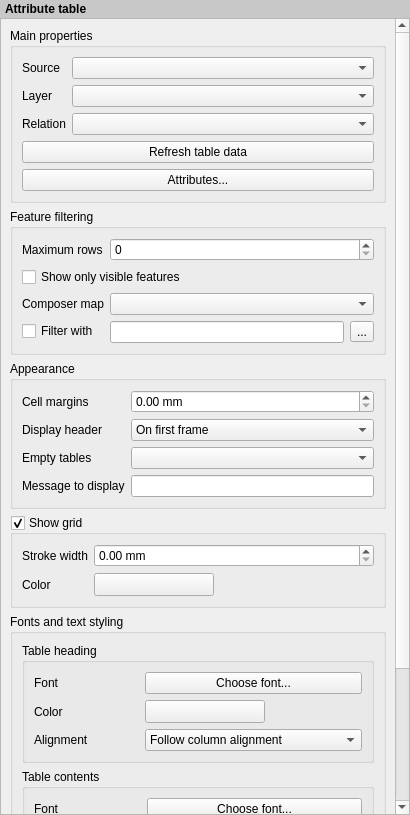
Before: the Qt Designer form src/ui/qgscomposerattributetablewidgetbase.ui in carsmie/QGIS, drawn with Qt 5.
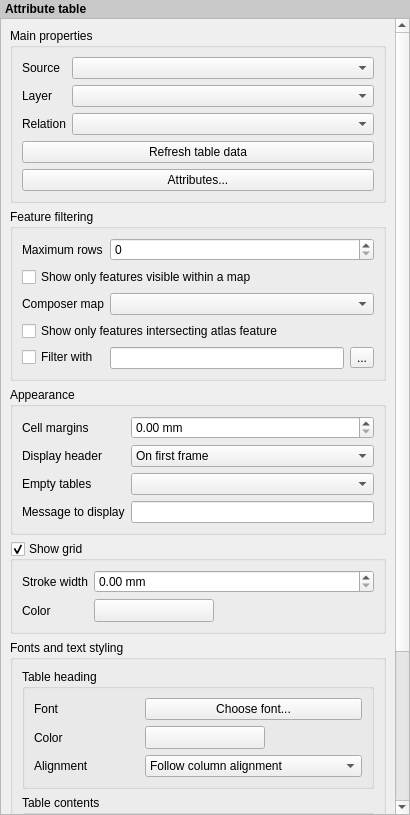
After: the same form once the commit is applied. Icons and pictures are not drawn. Custom widgets are drawn as their Qt base class.

Commit message: [FEATURE][composer] Add a checkbox to filter attribute tables to features which intersect the current atlas feature. Sponsored by City of Uster, Switzerland.

```diff
--- a/src/ui/qgscomposerattributetablewidgetbase.ui
+++ b/src/ui/qgscomposerattributetablewidgetbase.ui
@@ -45,9 +45,9 @@
       <property name="geometry">
        <rect>
         <x>0</x>
-        <y>-195</y>
+        <y>0</y>
         <width>392</width>
-        <height>1020</height>
+        <height>1048</height>
        </rect>
       </property>
       <layout class="QVBoxLayout" name="mainLayout">
@@ -161,7 +161,7 @@
           <item row="1" column="0" colspan="2">
            <widget class="QCheckBox" name="mShowOnlyVisibleFeaturesCheckBox">
             <property name="text">
-             <string>Show only visible features</string>
+             <string>Show only features visible within a map</string>
             </property>
            </widget>
           </item>
@@ -181,14 +181,14 @@
           <item row="2" column="1">
            <widget class="QComboBox" name="mComposerMapComboBox"/>
           </item>
-          <item row="3" column="0">
+          <item row="4" column="0">
            <widget class="QCheckBox" name="mFeatureFilterCheckBox">
             <property name="text">
              <string>Filter with</string>
             </property>
            </widget>
           </item>
-          <item row="3" column="1">
+          <item row="4" column="1">
            <layout class="QHBoxLayout" name="horizontalLayout">
             <item>
              <widget class="QLineEdit" name="mFeatureFilterEdit"/>
@@ -206,6 +206,13 @@
             </item>
            </layout>
           </item>
+          <item row="3" column="0" colspan="2">
+           <widget class="QCheckBox" name="mIntersectAtlasCheckBox">
+            <property name="text">
+             <string>Show only features intersecting atlas feature</string>
+            </property>
+           </widget>
+          </item>
          </layout>
          <zorder>mShowOnlyVisibleFeaturesCheckBox</zorder>
          <zorder>mComposerMapLabel</zorder>
```
Left out of the diff: 1 changed line with no effect on the pictures. The commit also changes 5 other files.
